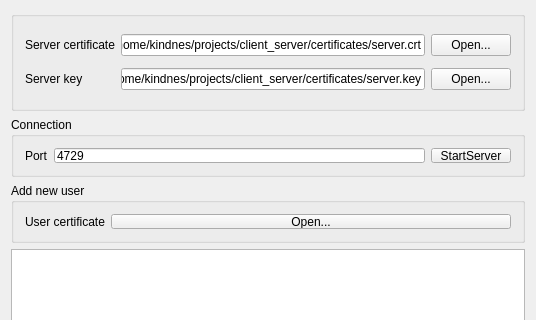
First picture: the form in server/mainwindow.ui, repository Dobr1802/QSsl_chat_v.2, before the edit; both pictures show x 0 to 536 and y 0 to 320 of the 536 by 555 pixel window.
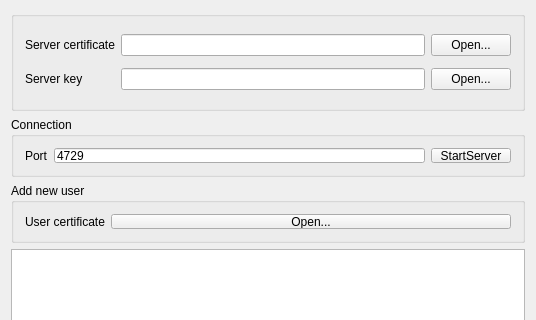
Second picture: the form after the edit.

```diff
--- a/server/mainwindow.ui
+++ b/server/mainwindow.ui
@@ -6,7 +6,7 @@
    <rect>
     <x>0</x>
     <y>0</y>
-    <width>530</width>
+    <width>534</width>
     <height>555</height>
    </rect>
   </property>
@@ -43,7 +43,7 @@
        <item row="0" column="1">
         <widget class="QLineEdit" name="certLineEdit">
          <property name="text">
-          <string>/home/kindnes/projects/client_server/certificates/server.crt</string>
+          <string/>
          </property>
         </widget>
        </item>
@@ -64,7 +64,7 @@
        <item row="1" column="1">
         <widget class="QLineEdit" name="keyLineEdit">
          <property name="text">
-          <string>/home/kindnes/projects/client_server/certificates/server.key</string>
+          <string/>
          </property>
         </widget>
        </item>
```
